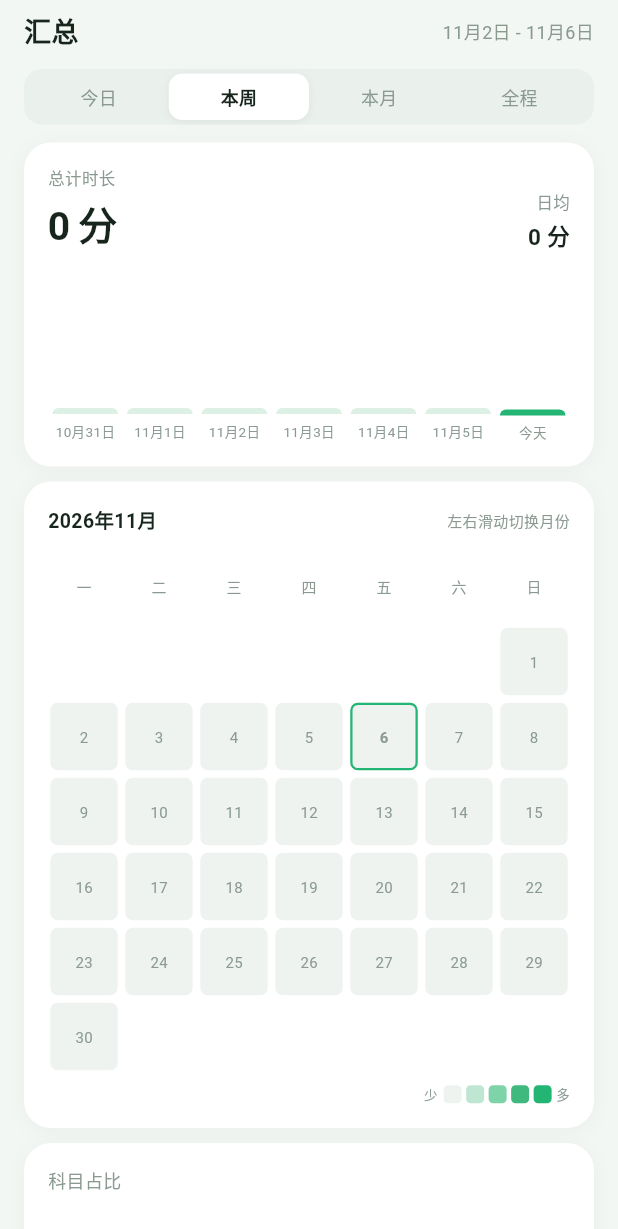
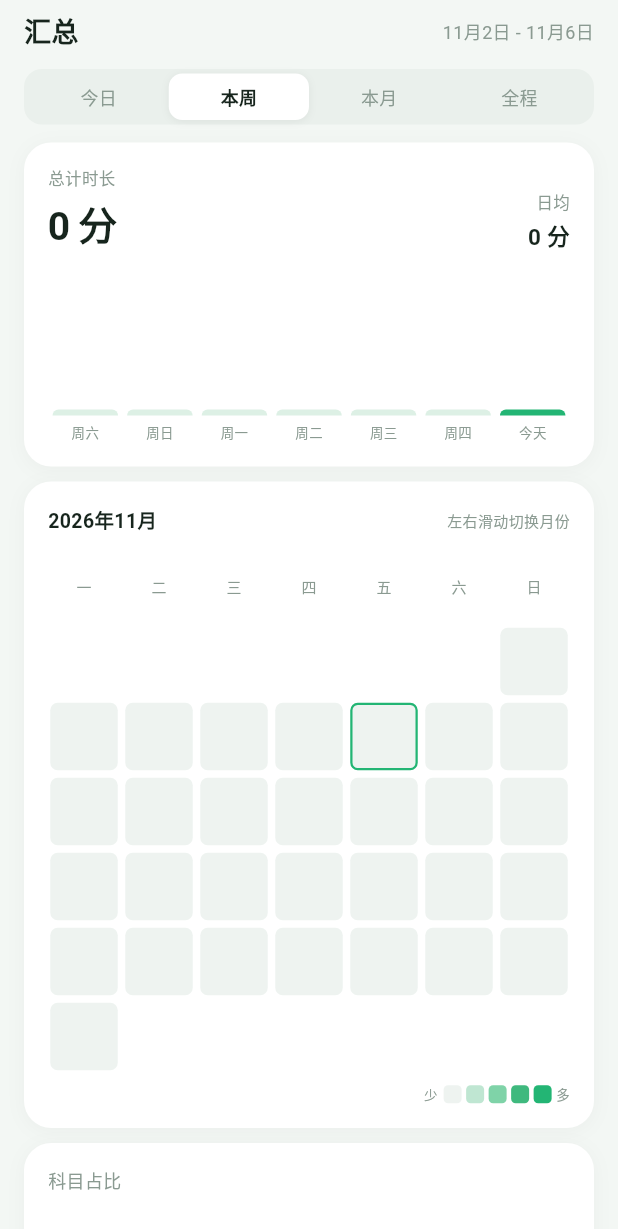
Before and after one commit to gyd258/kaoyan-time, a Flutter app: the SummaryPage widget shown alone on an empty page, opened directly, on a phone screen of 412 x 824 dp. Shown: the top 1229 px of the screen. Run offline on Flutter 3.47's test engine with Material 3 defaults, Android fonts, the phone set to English and light mode, and no system bars; our stand-ins replace file_picker, sqflite; accounts and stored records are empty.

Commit message:
feat: 热力图显示学习时长分钟数，本周横坐标改周几

```diff
--- a/lib/features/summary/summary_page.dart
+++ b/lib/features/summary/summary_page.dart
@@ -358,7 +358,7 @@ class _SummaryPageState extends State<SummaryPage> {
                       ),
                       const SizedBox(height: 5),
                       Text(
-                        e.key == todayKey ? '今天' : fmtMd(parseDay(e.key)),
+                        e.key == todayKey ? '今天' : fmtWeekday(parseDay(e.key)),
                         style: TextStyle(fontSize: 9, color: subColor(context)),
                       ),
                     ],
@@ -553,10 +553,10 @@ class _SummaryPageState extends State<SummaryPage> {
           ),
           alignment: Alignment.center,
           child: Text(
-            '$d',
+            minutes > 0 ? '$minutes' : '',
             style: TextStyle(
-              fontSize: 10,
-              color: minutes > 0 ? Colors.white.withValues(alpha: 0.9) : subColor(context),
+              fontSize: 8,
+              color: minutes > 0 ? Colors.white : subColor(context),
               fontWeight: isToday ? FontWeight.w700 : FontWeight.normal,
             ),
           ),
--- a/lib/utils/format.dart
+++ b/lib/utils/format.dart
@@ -17,6 +17,8 @@ DateTime parseDay(String s) {
 }
 
 String fmtDayCn(DateTime d) => '${d.month}月${d.day}日 ${_cnWeek[d.weekday - 1]}';
+
+String fmtWeekday(DateTime d) => _cnWeek[d.weekday - 1];
 
 String fmtMd(DateTime d) => '${d.month}月${d.day}日';
 
```
